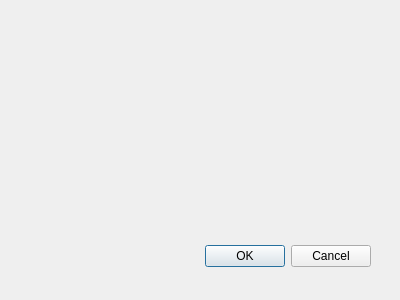
The window that dialog.ui (6uoMycop/pyPackGen) describes before a commit, drawn with Qt 5.
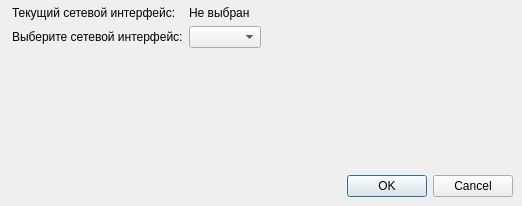
The same window after the commit.

What changed in the file:
```diff
--- a/dialog.ui
+++ b/dialog.ui
@@ -3,33 +3,96 @@
  <comment></comment>
  <exportmacro></exportmacro>
  <class>Dialog</class>
- <widget class="QDialog" name="Dialog" >
-  <property name="geometry" >
+ <widget class="QDialog" name="Dialog">
+  <property name="geometry">
    <rect>
     <x>0</x>
     <y>0</y>
-    <width>400</width>
-    <height>300</height>
+    <width>522</width>
+    <height>206</height>
    </rect>
   </property>
-  <property name="windowTitle" >
-   <string>Dialog</string>
+  <property name="sizePolicy">
+   <sizepolicy hsizetype="Fixed" vsizetype="Fixed">
+    <horstretch>0</horstretch>
+    <verstretch>0</verstretch>
+   </sizepolicy>
   </property>
-  <widget class="QDialogButtonBox" name="buttonBox" >
-   <property name="geometry" >
+  <property name="windowTitle">
+   <string>Настройка интерфейсов</string>
+  </property>
+  <widget class="QWidget" name="">
+   <property name="geometry">
     <rect>
-     <x>30</x>
-     <y>240</y>
-     <width>341</width>
-     <height>32</height>
+     <x>12</x>
+     <y>6</y>
+     <width>501</width>
+     <height>191</height>
     </rect>
    </property>
-   <property name="orientation" >
-    <enum>Qt::Horizontal</enum>
-   </property>
-   <property name="standardButtons" >
-    <set>QDialogButtonBox::Cancel|QDialogButtonBox::Ok</set>
-   </property>
+   <layout class="QVBoxLayout" name="verticalLayout">
+    <item>
+     <layout class="QGridLayout" name="gridLayout">
+      <item row="1" column="0">
+       <widget class="QLabel" name="label">
+        <property name="text">
+         <string>Выберите сетевой интерфейс:</string>
+        </property>
+       </widget>
+      </item>
+      <item row="1" column="1">
+       <widget class="QComboBox" name="comboBox_interfaces"/>
+      </item>
+      <item row="1" column="2">
+       <spacer name="horizontalSpacer_2">
+        <property name="orientation">
+         <enum>Qt::Horizontal</enum>
+        </property>
+        <property name="sizeHint" stdset="0">
+         <size>
+          <width>40</width>
+          <height>20</height>
+         </size>
+        </property>
+       </spacer>
+      </item>
+      <item row="0" column="0">
+       <widget class="QLabel" name="label_2">
+        <property name="text">
+         <string>Текущий сетевой интерфейс:</string>
+        </property>
+       </widget>
+      </item>
+      <item row="0" column="1" colspan="2">
+       <widget class="QLabel" name="label_currentInterface">
+        <property name="text">
+         <string>Не выбран</string>
+        </property>
+       </widget>
+      </item>
+     </layout>
+    </item>
+    <item>
+     <spacer name="verticalSpacer_2">
+      <property name="orientation">
+       <enum>Qt::Vertical</enum>
+      </property>
+      <property name="sizeHint" stdset="0">
+       <size>
+        <width>20</width>
+        <height>40</height>
+       </size>
+      </property>
+     </spacer>
+    </item>
+    <item>
+     <widget class="QDialogButtonBox" name="buttonBox">
+      <property name="standardButtons">
+       <set>QDialogButtonBox::Cancel|QDialogButtonBox::Ok</set>
+      </property>
+     </widget>
+    </item>
+   </layout>
   </widget>
  </widget>
  <pixmapfunction></pixmapfunction>
```
Left out of the diff: 43 changed lines with no effect on the pictures.
